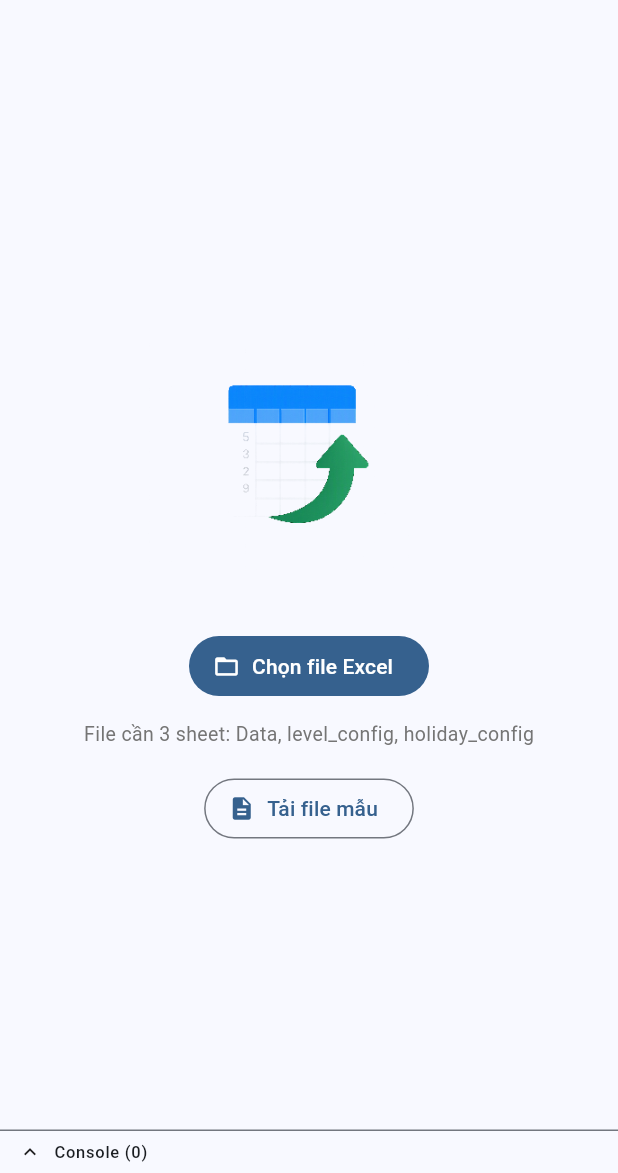
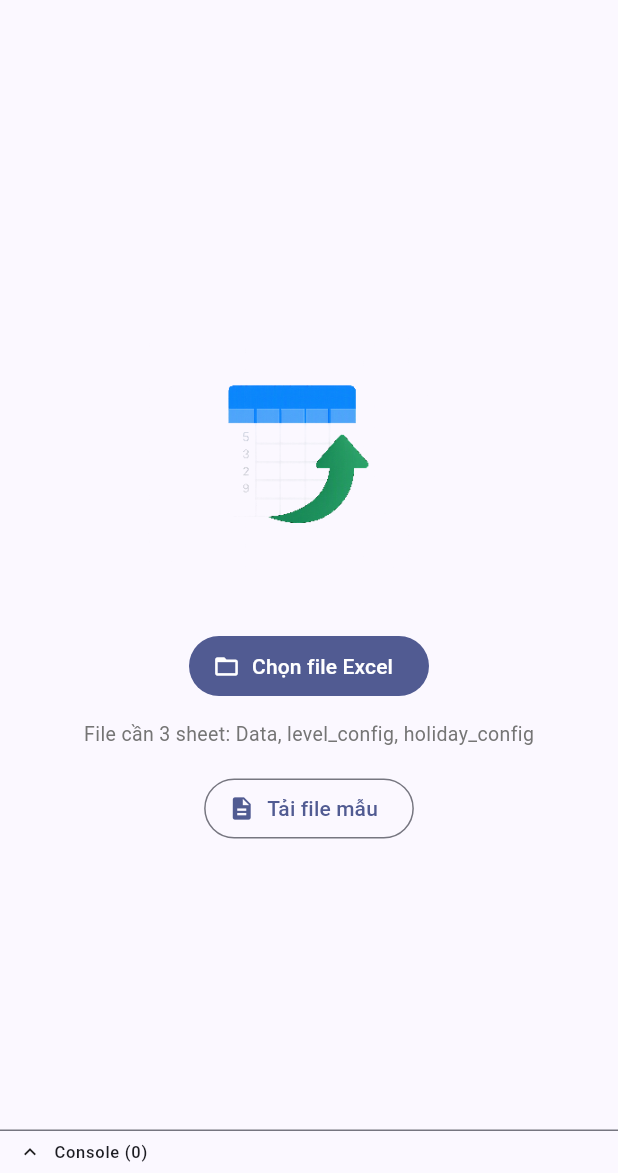
Before and after one commit to thienph3/bonus, a Flutter app: the screen it shows after launch, on a phone screen of 412 x 824 dp, the part 63-1236 px from its top. Run offline on Flutter 3.47's test engine with Material 3 defaults, Android fonts, the phone set to English and light mode, and no system bars; our stand-ins replace drift, file_picker, flutter_riverpod; missing offline and left inert: excel, spreadsheet_decoder; accounts and stored records are empty; generated files the repository leaves out were written again.

Commit message:
style: P7 visual style - indigo theme, outlined cards, denser tables, reduced padding

```diff
--- a/debt_matching/lib/app.dart
+++ b/debt_matching/lib/app.dart
@@ -19,8 +19,22 @@ class _DebtMatchingAppState extends State<DebtMatchingApp> {
       builder: (context, _) => MaterialApp(
         title: 'CKTT - Đối trừ công nợ',
         debugShowCheckedModeBanner: false,
-        theme: ThemeData(colorSchemeSeed: Colors.blue, useMaterial3: true, brightness: Brightness.light),
-        darkTheme: ThemeData(colorSchemeSeed: Colors.blue, useMaterial3: true, brightness: Brightness.dark),
+        theme: ThemeData(
+          colorSchemeSeed: Colors.indigo,
+          useMaterial3: true,
+          brightness: Brightness.light,
+          cardTheme: const CardThemeData(elevation: 0, shape: RoundedRectangleBorder(side: BorderSide(color: Color(0xFFE0E0E0)), borderRadius: BorderRadius.all(Radius.circular(8)))),
+          dataTableTheme: const DataTableThemeData(dataRowMinHeight: 36, dataRowMaxHeight: 40, headingRowHeight: 36),
+          textTheme: const TextTheme(bodyMedium: TextStyle(fontSize: 13)),
+        ),
+        darkTheme: ThemeData(
+          colorSchemeSeed: Colors.indigo,
+          useMaterial3: true,
+          brightness: Brightness.dark,
+          cardTheme: const CardThemeData(elevation: 0, shape: RoundedRectangleBorder(side: BorderSide(color: Color(0xFF424242)), borderRadius: BorderRadius.all(Radius.circular(8)))),
+          dataTableTheme: const DataTableThemeData(dataRowMinHeight: 36, dataRowMaxHeight: 40, headingRowHeight: 36),
+          textTheme: const TextTheme(bodyMedium: TextStyle(fontSize: 13)),
+        ),
         themeMode: themeProvider.mode,
         home: DashboardScreen(themeProvider: themeProvider),
       ),
--- a/debt_matching/lib/presentation/dashboard/widgets/preview_panel.dart
+++ b/debt_matching/lib/presentation/dashboard/widgets/preview_panel.dart
@@ -27,7 +27,7 @@ class PreviewPanel extends StatelessWidget {
   Widget build(BuildContext context) {
     final recon = stats['total_pushed'] == stats['total_consumed'] + stats['total_remaining'];
     return SingleChildScrollView(
-      padding: const EdgeInsets.all(24),
+      padding: const EdgeInsets.all(16),
       child: Column(
         crossAxisAlignment: CrossAxisAlignment.stretch,
         children: [
--- a/debt_matching/lib/presentation/dashboard/widgets/run_selector.dart
+++ b/debt_matching/lib/presentation/dashboard/widgets/run_selector.dart
@@ -21,7 +21,7 @@ class RunSelector extends StatelessWidget {
     if (runs.isEmpty) return const SizedBox.shrink();
     final fmt = DateFormat('dd/MM/yyyy HH:mm');
     return Card(
-      margin: const EdgeInsets.symmetric(horizontal: 24, vertical: 8),
+      margin: const EdgeInsets.symmetric(horizontal: 16, vertical: 6),
       child: Padding(
         padding: const EdgeInsets.symmetric(horizontal: 12, vertical: 8),
         child: Row(
```
